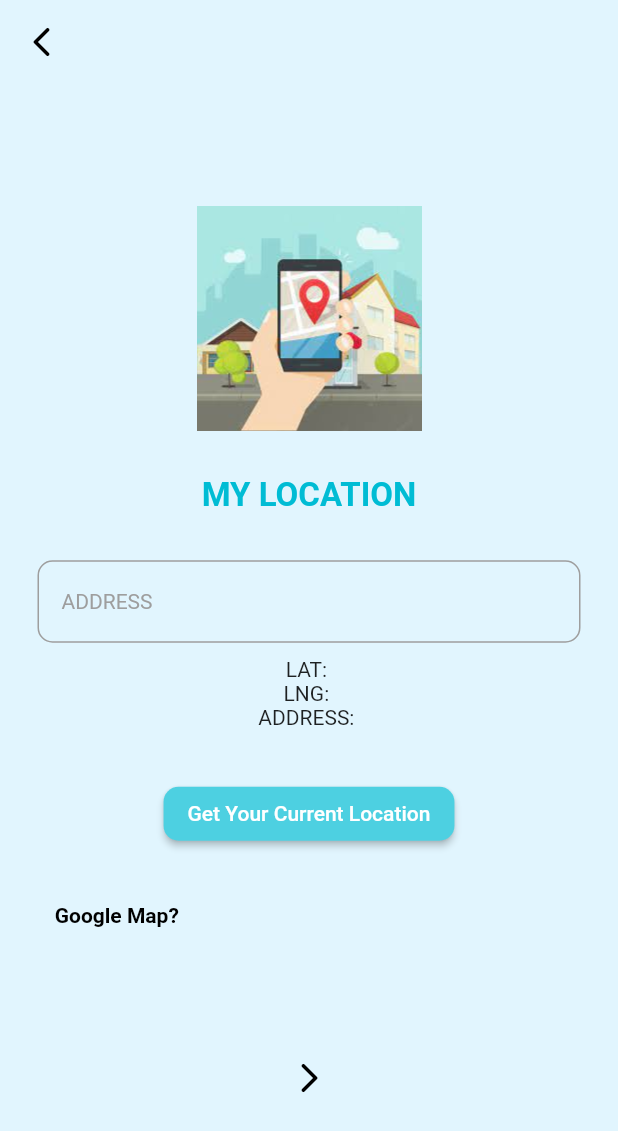
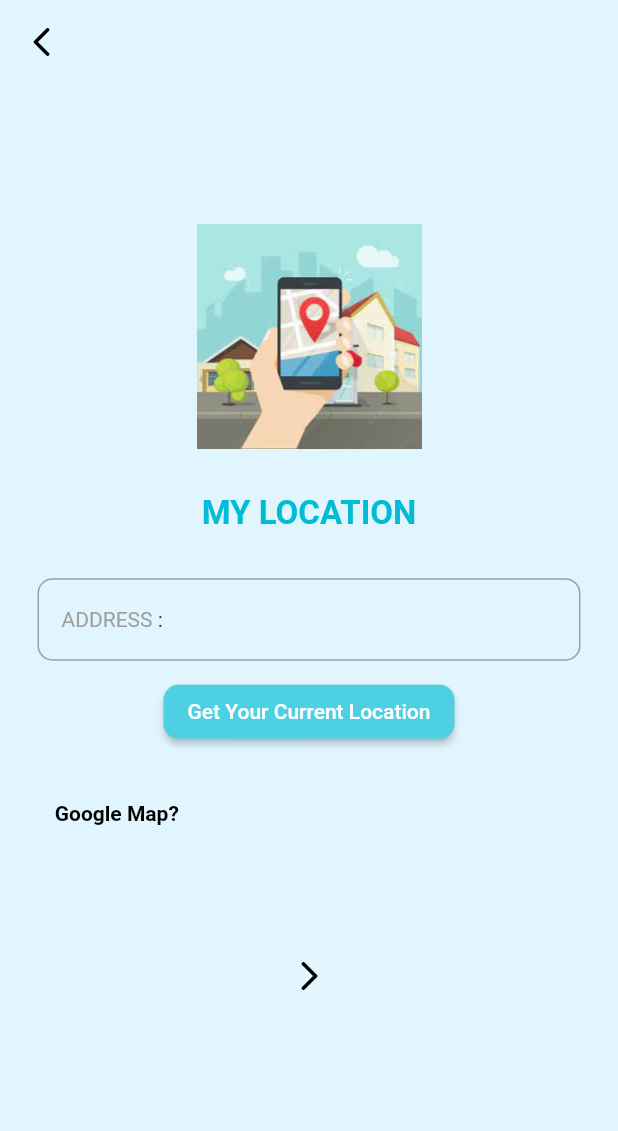
Before and after one commit to NanaaOsakii/verification_otp, a Flutter app: the MyLocation screen opened by its route, on a phone screen of 412 x 824 dp. Shown: the top 1131 px of the screen. Run offline on Flutter 3.47's test engine with Material 2 defaults, Android fonts, the light colour scheme and no system bars; our stand-ins replace geocoding, geolocator, pinput.

Commit message:
new file added

```diff
--- a/lib/location.dart
+++ b/lib/location.dart
@@ -80,13 +80,16 @@ class _MyLocationState extends State<MyLocation> {
 
     return Scaffold(
       backgroundColor: Colors.lightBlue[50],
-
-
+      extendBodyBehindAppBar: true,
       appBar: AppBar(
         backgroundColor: Colors.transparent,
         leading: IconButton(
           onPressed: () {
-            Navigator.pop(context);
+            Navigator.pushNamedAndRemoveUntil(
+              context,
+              'phone',
+                  (route) => false,
+            );
           },
           icon: Icon(
             Icons.arrow_back_ios_rounded,
@@ -97,8 +100,6 @@ class _MyLocationState extends State<MyLocation> {
       ),
 
       body: Container(
-
-
 
         margin: EdgeInsets.only(left: 25, right: 25),
         alignment: Alignment.center,
@@ -151,6 +152,10 @@ class _MyLocationState extends State<MyLocation> {
                       "ADDRESS",
                       style: TextStyle(color: Colors.grey),
                     ),
+                    Text(' ${_currentPosition?.latitude ?? ""}'),
+                    Text(': ${_currentPosition?.longitude ?? ""}'),
+                    Text(' ${_currentAddress ?? ""}'),
+                    const SizedBox(height: 32),
                     SizedBox(
                       width: 10,
                     ),
@@ -173,10 +178,9 @@ class _MyLocationState extends State<MyLocation> {
                     SizedBox(
                       height: 10,
                     ),
-                    Text('LAT: ${_currentPosition?.latitude ?? ""}'),
-                    Text('LNG: ${_currentPosition?.longitude ?? ""}'),
-                    Text('ADDRESS: ${_currentAddress ?? ""}'),
-                    const SizedBox(height: 32),
+
+
+
 
                     ElevatedButton(
                       onPressed: _getCurrentPosition,
@@ -237,7 +241,7 @@ class _MyLocationState extends State<MyLocation> {
                     onPressed: () {
                       Navigator.pushNamedAndRemoveUntil(
                         context,
-                        'phone',
+                        'succes',
                             (route) => false,
                       );
                     },
--- a/lib/main.dart
+++ b/lib/main.dart
@@ -1,5 +1,6 @@
 import 'package:flutter/material.dart';
 import 'package:phone_otp_ui/phone.dart';
+import 'package:phone_otp_ui/succes.dart';
 import 'package:phone_otp_ui/verify.dart';
 
 
@@ -16,6 +17,7 @@ void main() {
       'phone': (context) => MyPhone(),
       'verify': (context) => MyVerify(),
       'location': (context) => MyLocation(),
+      'succes': (context) => MySucces(),
 
 
     },
--- a/pubspec.yaml
+++ b/pubspec.yaml
@@ -37,6 +37,7 @@ dependencies:
   pinput: ^2.2.12
   geolocator: ^8.2.0
   geocoding: ^2.0.4
+  animated_text_kit: ^4.2.2
 
   google_maps_flutter: ^2.1.8
 
@@ -69,6 +70,7 @@ flutter:
     - images/otp.jpg
     - images/3.jpg
     - images/5.jpg
+    - images/7.jpg
 
 
   # An image asset can refer to one or more resolution-specific "variants", see
```
Also changed, not shown: images/7.jpg (added), pubspec.lock.
